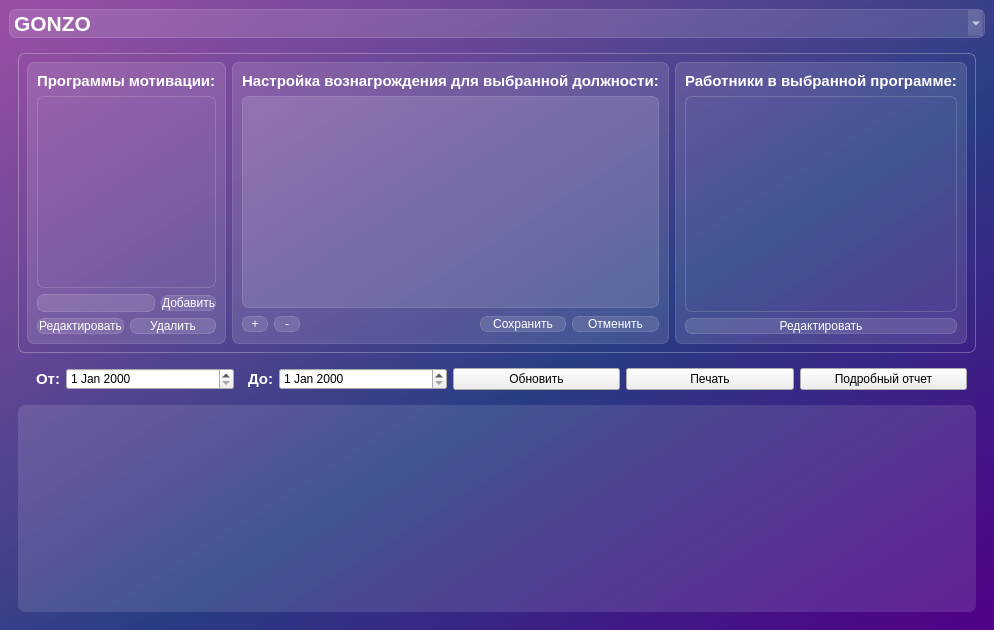
Qt form app/ui/main_window.ui (KhvatikG/salary-reader) before a commit.
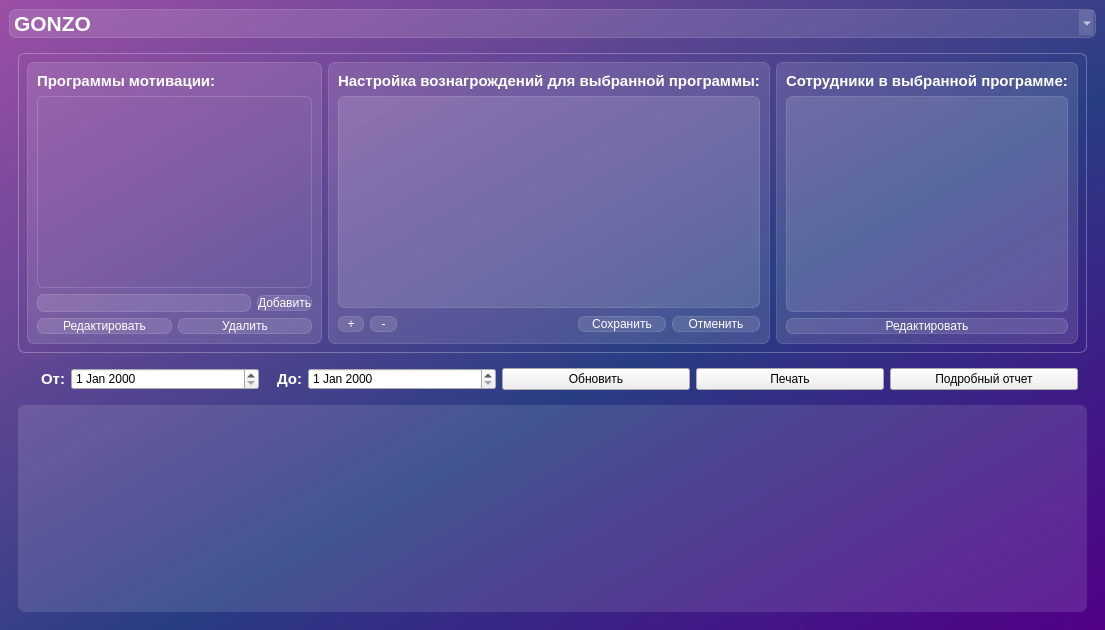
The same form after that commit.

Commit message:
fetch: add window edit_employees to application (with drag and drop)
main.py: add fill_employees_table and open_edit_employees_window

table_controller.py: add EmployeesTableController

control_models.py: add get_employees_by_motivation_program_id

iiko_api/employees.py: add get_role_by_id, get_employees_by_department

add iiko_business/employees.py

What changed in the file:
```diff
--- a/app/ui/main_window.ui
+++ b/app/ui/main_window.ui
@@ -6,7 +6,7 @@
    <rect>
     <x>0</x>
     <y>0</y>
-    <width>992</width>
+    <width>1105</width>
     <height>630</height>
    </rect>
   </property>
@@ -223,7 +223,7 @@
 border: none;</string>
                </property>
                <property name="text">
-                <string>Настройка вознагрождения для выбранной должности:</string>
+                <string>Настройка вознагрождений для выбранной программы:</string>
                </property>
               </widget>
              </item>
@@ -386,15 +386,35 @@
 border: none;</string>
                </property>
                <property name="text">
-                <string>Работники в выбранной программе:</string>
+                <string>Сотрудники в выбранной программе:</string>
                </property>
               </widget>
              </item>
              <item>
-              <widget class="QListWidget" name="employees_table">
+              <widget class="QTableWidget" name="employees_table">
                <property name="styleSheet">
-                <string notr="true">background-color: rgba(255, 255, 255, 0)</string>
+                <string notr="true">QTableWidget {
+        gridline-color: rgba(255, 255, 255, 70);
+    }
+    QHeaderView::section {
+        padding: 3px;  
+    }</string>
                </property>
+               <property name="sortingEnabled">
+                <bool>true</bool>
+               </property>
+               <attribute name="horizontalHeaderCascadingSectionResizes">
+                <bool>false</bool>
+               </attribute>
+               <attribute name="horizontalHeaderMinimumSectionSize">
+                <number>50</number>
+               </attribute>
+               <attribute name="horizontalHeaderStretchLastSection">
+                <bool>true</bool>
+               </attribute>
+               <attribute name="verticalHeaderVisible">
+                <bool>false</bool>
+               </attribute>
               </widget>
              </item>
              <item>
```
Left out of the diff: 2 changed lines with no effect on the pictures. The commit also changes 13 other files.
